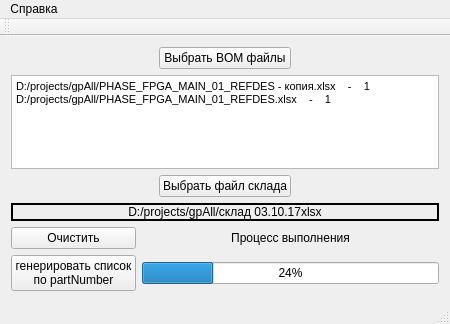
pivleonid/gpAll_v2, file mainwindow.ui: the form before one commit.
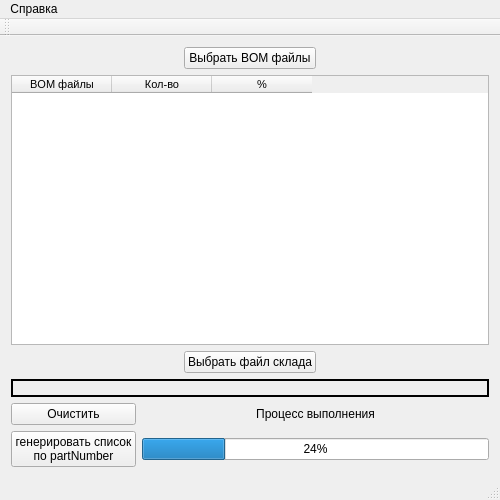
The form after the commit.

Diff of the .ui file:
```diff
--- a/mainwindow.ui
+++ b/mainwindow.ui
@@ -6,8 +6,8 @@
    <rect>
     <x>0</x>
     <y>0</y>
-    <width>450</width>
-    <height>324</height>
+    <width>500</width>
+    <height>500</height>
    </rect>
   </property>
   <property name="sizePolicy">
@@ -18,14 +18,14 @@
   </property>
   <property name="minimumSize">
    <size>
-    <width>450</width>
-    <height>324</height>
+    <width>500</width>
+    <height>500</height>
    </size>
   </property>
   <property name="maximumSize">
    <size>
-    <width>450</width>
-    <height>356</height>
+    <width>500</width>
+    <height>500</height>
    </size>
   </property>
   <property name="windowTitle">
@@ -56,6 +56,32 @@
       </property>
      </widget>
     </item>
+    <item row="0" column="0">
+     <spacer name="horizontalSpacer_2">
+      <property name="orientation">
+       <enum>Qt::Horizontal</enum>
+      </property>
+      <property name="sizeHint" stdset="0">
+       <size>
+        <width>135</width>
+        <height>20</height>
+       </size>
+      </property>
+     </spacer>
+    </item>
+    <item row="3" column="0" colspan="3">
+     <widget class="QLabel" name="label_2">
+      <property name="frameShape">
+       <enum>QFrame::WinPanel</enum>
+      </property>
+      <property name="text">
+       <string/>
+      </property>
+      <property name="alignment">
+       <set>Qt::AlignCenter</set>
+      </property>
+     </widget>
+    </item>
     <item row="0" column="2">
      <spacer name="horizontalSpacer">
       <property name="orientation">
@@ -69,18 +95,6 @@
       </property>
      </spacer>
     </item>
-    <item row="1" column="0" colspan="3">
-     <widget class="QTextEdit" name="textEdit">
-      <property name="html">
-       <string>&lt;!DOCTYPE HTML PUBLIC &quot;-//W3C//DTD HTML 4.0//EN&quot; &quot;http://www.w3.org/TR/REC-html40/strict.dtd&quot;&gt;
-&lt;html&gt;&lt;head&gt;&lt;meta name=&quot;qrichtext&quot; content=&quot;1&quot; /&gt;&lt;style type=&quot;text/css&quot;&gt;
-p, li { white-space: pre-wrap; }
-&lt;/style&gt;&lt;/head&gt;&lt;body style=&quot; font-family:'MS Shell Dlg 2'; font-size:7.8pt; font-weight:400; font-style:normal;&quot;&gt;
-&lt;p style=&quot; margin-top:0px; margin-bottom:0px; margin-left:0px; margin-right:0px; -qt-block-indent:0; text-indent:0px;&quot;&gt;&lt;span style=&quot; font-size:8pt;&quot;&gt;D:/projects/gpAll/PHASE_FPGA_MAIN_01_REFDES - копия.xlsx    -    1&lt;/span&gt;&lt;/p&gt;
-&lt;p style=&quot; margin-top:0px; margin-bottom:0px; margin-left:0px; margin-right:0px; -qt-block-indent:0; text-indent:0px;&quot;&gt;&lt;span style=&quot; font-size:8pt;&quot;&gt;D:/projects/gpAll/PHASE_FPGA_MAIN_01_REFDES.xlsx    -    1&lt;/span&gt;&lt;/p&gt;&lt;/body&gt;&lt;/html&gt;</string>
-      </property>
-     </widget>
-    </item>
     <item row="2" column="0">
      <spacer name="horizontalSpacer_3">
       <property name="orientation">
@@ -114,19 +128,6 @@
       </property>
      </spacer>
     </item>
-    <item row="3" column="0" colspan="3">
-     <widget class="QLabel" name="label_2">
-      <property name="frameShape">
-       <enum>QFrame::WinPanel</enum>
-      </property>
-      <property name="text">
-       <string>D:/projects/gpAll/склад 03.10.17xlsx</string>
-      </property>
-      <property name="alignment">
-       <set>Qt::AlignCenter</set>
-      </property>
-     </widget>
-    </item>
     <item row="4" column="0" colspan="3">
      <layout class="QGridLayout" name="gridLayout">
       <item row="0" column="0">
@@ -163,6 +164,70 @@
       </item>
      </layout>
     </item>
+    <item row="1" column="0" colspan="3">
+     <widget class="QTableWidget" name="tableWidget">
+      <property name="sizePolicy">
+       <sizepolicy hsizetype="Expanding" vsizetype="Expanding">
+        <horstretch>0</horstretch>
+        <verstretch>0</verstretch>
+       </sizepolicy>
+      </property>
+      <property name="font">
+       <font>
+        <pointsize>8</pointsize>
+        <stylestrategy>PreferAntialias</stylestrategy>
+       </font>
+      </property>
+      <property name="focusPolicy">
+       <enum>Qt::StrongFocus</enum>
+      </property>
+      <property name="midLineWidth">
+       <number>0</number>
+      </property>
+      <property name="sizeAdjustPolicy">
+       <enum>QAbstractScrollArea::AdjustToContents</enum>
+      </property>
+      <property name="autoScroll">
+       <bool>false</bool>
+      </property>
+      <property name="verticalScrollMode">
+       <enum>QAbstractItemView::ScrollPerItem</enum>
+      </property>
+      <property name="rowCount">
+       <number>0</number>
+      </property>
+      <property name="columnCount">
+       <number>3</number>
+      </property>
+      <attribute name="horizontalHeaderVisible">
+       <bool>true</bool>
+      </attribute>
+      <attribute name="verticalHeaderVisible">
+       <bool>true</bool>
+      </attribute>
+      <attribute name="verticalHeaderMinimumSectionSize">
+       <number>50</number>
+      </attribute>
+      <attribute name="verticalHeaderStretchLastSection">
+       <bool>true</bool>
+      </attribute>
+      <column>
+       <property name="text">
+        <string>BOM файлы</string>
+       </property>
+      </column>
+      <column>
+       <property name="text">
+        <string>Кол-во</string>
+       </property>
+      </column>
+      <column>
+       <property name="text">
+        <string>%</string>
+       </property>
+      </column>
+     </widget>
+    </item>
    </layout>
   </widget>
   <widget class="QMenuBar" name="menuBar">
@@ -170,7 +235,7 @@
     <rect>
      <x>0</x>
      <y>0</y>
-     <width>450</width>
+     <width>500</width>
      <height>26</height>
     </rect>
    </property>
```
Left out of the diff: 13 changed lines with no effect on the pictures.
